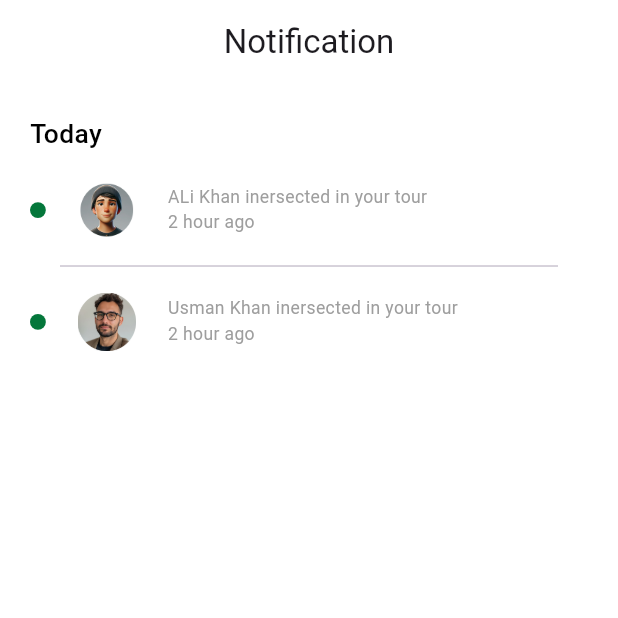
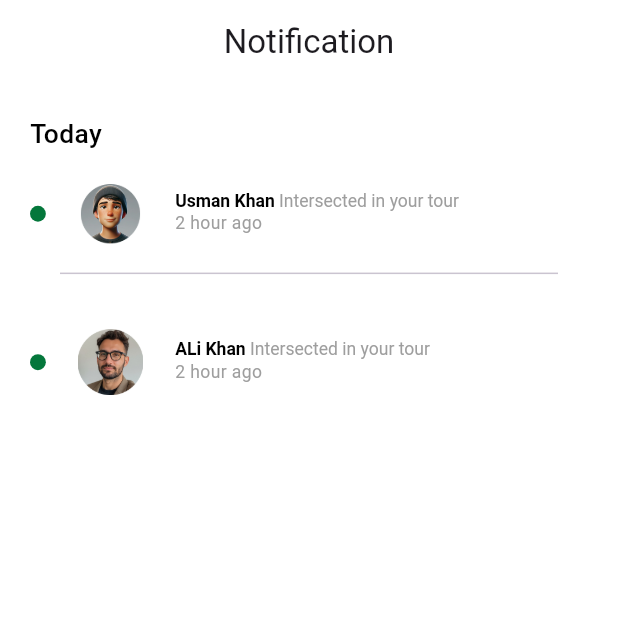
Before and after one commit to Nouman-hashir/Room_app, a Flutter app: the NotificationsScreen screen opened by its route, on a phone screen of 412 x 824 dp, the top half of it. Run offline on Flutter 3.47's test engine with Material 3 defaults, Android fonts, the phone set to English and light mode, and no system bars; our stand-ins replace dotted_line, flutter_screenutil, flutter_svg, go_router, pinput; missing offline and left inert: dropdown_flutter.

Commit message:
Add NotificationListItem and refactor screen
Introduce a reusable NotificationListItem widget (name, image, text, isshow) to encapsulate notification row layout and divider logic. Replace two duplicated inline notification rows in notifications_screen.dart with this widget for DRY and consistent styling. Export the new widget from widgets.dart.

```diff
--- a/lib/modules/notifications/view/notifications_screen.dart
+++ b/lib/modules/notifications/view/notifications_screen.dart
@@ -23,76 +23,18 @@ class NotificationsScreen extends StatelessWidget {
                 fontWeight: FontWeight.w500,
               ),
             ),
-            20.verticalSpace,
-            Row(
-              children: [
-                Container(
-                  padding: EdgeInsets.all(5.w),
-                  decoration: BoxDecoration(
-                    color: AppColors.primaryColor,
-                    shape: BoxShape.circle,
-                  ),
-                ),
-                20.horizontalSpace,
-                Image.asset(AppAssets.profileImage, height: 40.h),
-                20.horizontalSpace,
-                Column(
-                  crossAxisAlignment: CrossAxisAlignment.start,
-                  children: [
-                    Text(
-                      "ALi Khan inersected in your tour",
-                      style: AppTextStyles.bodyText1.copyWith(
-                        fontSize: 12.sp,
-                        color: AppColors.grey,
-                      ),
-                    ),
-                    Text(
-                      "2 hour ago",
-                      style: AppTextStyles.bodyText1.copyWith(
-                        fontSize: 12.sp,
-                        color: AppColors.grey,
-                      ),
-                    ),
-                  ],
-                ),
-              ],
+            NotificationListItem(
+              image: AppAssets.profileImage,
+              name: "Usman Khan",
+              text: " Intersected in your tour",
             ),
             10.verticalSpace,
-            Divider(endIndent: 20, indent: 20),
-               10.verticalSpace,
-            Row(
-              children: [
-                Container(
-                  padding: EdgeInsets.all(5.w),
-                  decoration: BoxDecoration(
-                    color: AppColors.primaryColor,
-                    shape: BoxShape.circle,
-                  ),
-                ),
-                20.horizontalSpace,
-                Image.asset(AppAssets.profile1, height: 40.h),
-                20.horizontalSpace,
-                Column(
-                  crossAxisAlignment: CrossAxisAlignment.start,
-                  children: [
-                    Text(
-                      "Usman Khan inersected in your tour",
-                      style: AppTextStyles.bodyText1.copyWith(
-                        fontSize: 12.sp,
-                        color: AppColors.grey,
-                      ),
-                    ),
-                    Text(
-                      "2 hour ago",
-                      style: AppTextStyles.bodyText1.copyWith(
-                        fontSize: 12.sp,
-                        color: AppColors.grey,
-                      ),
-                    ),
-                  ],
-                ),
-              ],
-            )
+            NotificationListItem(
+              image: AppAssets.profile1,
+              name: "ALi Khan",
+              text: " Intersected in your tour",
+              isshow: false,
+            ),
           ],
         ),
       ),
--- /dev/null
+++ b/lib/modules/notifications/widgets/notification_list_item.dart
@@ -0,0 +1,72 @@
+import '../../../app.dart';
+
+class NotificationListItem extends StatelessWidget {
+  final String name;
+  final String image;
+  final String text;
+  final bool isshow;
+  const NotificationListItem({
+    super.key,
+    required this.name,
+    required this.image,
+    required this.text,
+    this.isshow = true,
+  });
+
+  @override
+  Widget build(BuildContext context) {
+    return Column(
+      crossAxisAlignment: CrossAxisAlignment.start,
+      children: [
+        20.verticalSpace,
+        Row(
+          children: [
+            Container(
+              padding: EdgeInsets.all(5.w),
+              decoration: BoxDecoration(
+                color: AppColors.primaryColor,
+                shape: BoxShape.circle,
+              ),
+            ),
+            20.horizontalSpace,
+            Image.asset(image, height: 45.h),
+            20.horizontalSpace,
+            Column(
+              crossAxisAlignment: CrossAxisAlignment.start,
+              children: [
+                RichText(
+                  text: TextSpan(
+                    text: name,
+                    style: AppTextStyles.bodyText1.copyWith(
+                      fontSize: 12.sp,
+                      color: AppColors.black,
+                      fontWeight: FontWeight.w600,
+                    ),
+                    children: [
+                      TextSpan(
+                        text: text,
+                        style: AppTextStyles.bodyText1.copyWith(
+                          fontSize: 12.sp,
+                          color: AppColors.grey,
+                        ),
+                      ),
+                    ],
+                  ),
+                ),
+                Text(
+                  "2 hour ago",
+                  style: AppTextStyles.bodyText1.copyWith(
+                    fontSize: 12.sp,
+                    color: AppColors.grey,
+                  ),
+                ),
+              ],
+            ),
+          ],
+        ),
+        10.verticalSpace,
+        isshow ? Divider(endIndent: 20, indent: 20):Container() ,
+      ],
+    );
+  }
+}
--- a/lib/modules/notifications/widgets/widgets.dart
+++ b/lib/modules/notifications/widgets/widgets.dart
@@ -1 +1 @@
-// TODO Implement this library.
+export 'notification_list_item.dart';
```
